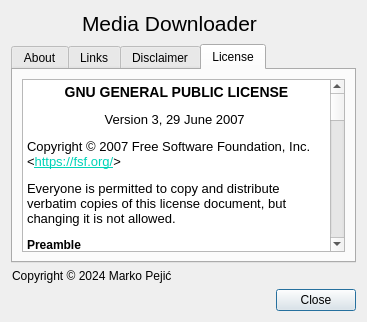
Before: the Qt Designer form src/designer/about_dialog.ui in markop404/media-downloader, drawn with Qt 5.
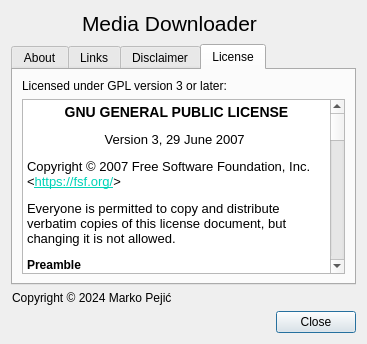
After: the same form once the commit is applied. The open tabs and pages were chosen to show the change. Icons and pictures are not drawn.

Patch:
```diff
--- a/src/designer/about_dialog.ui
+++ b/src/designer/about_dialog.ui
@@ -7,7 +7,7 @@
     <x>0</x>
     <y>0</y>
     <width>367</width>
-    <height>322</height>
+    <height>344</height>
    </rect>
   </property>
   <property name="minimumSize">
@@ -202,7 +202,14 @@
       <attribute name="title">
        <string>License</string>
       </attribute>
-      <layout class="QHBoxLayout" name="horizontalLayout_2">
+      <layout class="QVBoxLayout" name="verticalLayout_2">
+       <item>
+        <widget class="QLabel" name="label">
+         <property name="text">
+          <string>Licensed under GPL version 3 or later:</string>
+         </property>
+        </widget>
+       </item>
        <item>
         <widget class="QTextBrowser" name="licenseBrowser">
          <property name="html">
```
Left out of the diff: 2 changed lines with no effect on the pictures.
